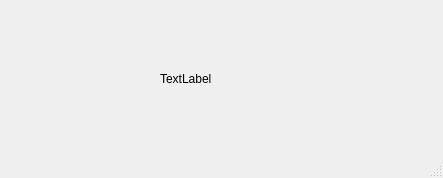
Old version of the form Clases_2023/01-11-23/Multiples_Ventanas/ventana_2.ui in the repository arcaex/Programacion-II-2023.
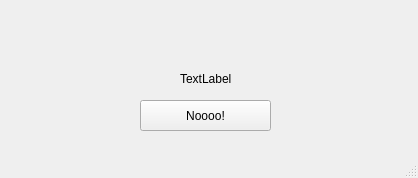
New version of the form.

The edit to the form file:
```diff
--- a/Clases_2023/01-11-23/Multiples_Ventanas/ventana_2.ui
+++ b/Clases_2023/01-11-23/Multiples_Ventanas/ventana_2.ui
@@ -6,7 +6,7 @@
    <rect>
     <x>0</x>
     <y>0</y>
-    <width>443</width>
+    <width>418</width>
     <height>178</height>
    </rect>
   </property>
@@ -17,7 +17,7 @@
    <widget class="QLabel" name="nombre_label">
     <property name="geometry">
      <rect>
-      <x>160</x>
+      <x>180</x>
       <y>70</y>
       <width>58</width>
       <height>18</height>
@@ -27,6 +27,19 @@
      <string>TextLabel</string>
     </property>
    </widget>
+   <widget class="QPushButton" name="boton_hijo">
+    <property name="geometry">
+     <rect>
+      <x>140</x>
+      <y>100</y>
+      <width>131</width>
+      <height>31</height>
+     </rect>
+    </property>
+    <property name="text">
+     <string>Noooo!</string>
+    </property>
+   </widget>
   </widget>
   <widget class="QStatusBar" name="statusbar"/>
  </widget>
```
